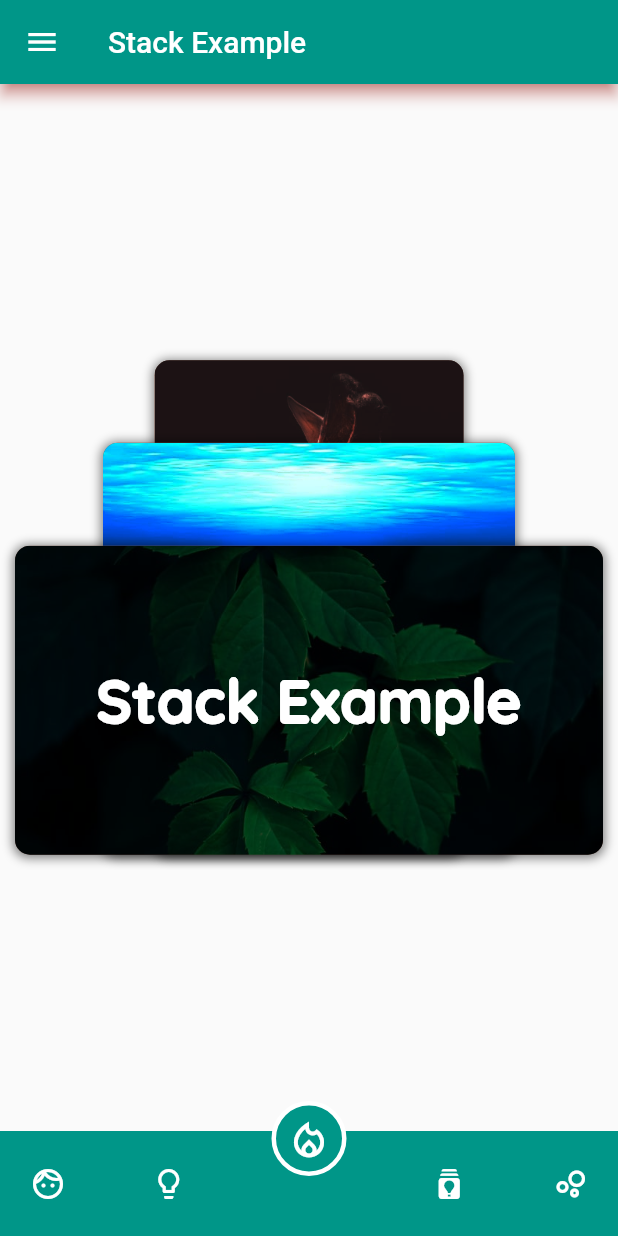
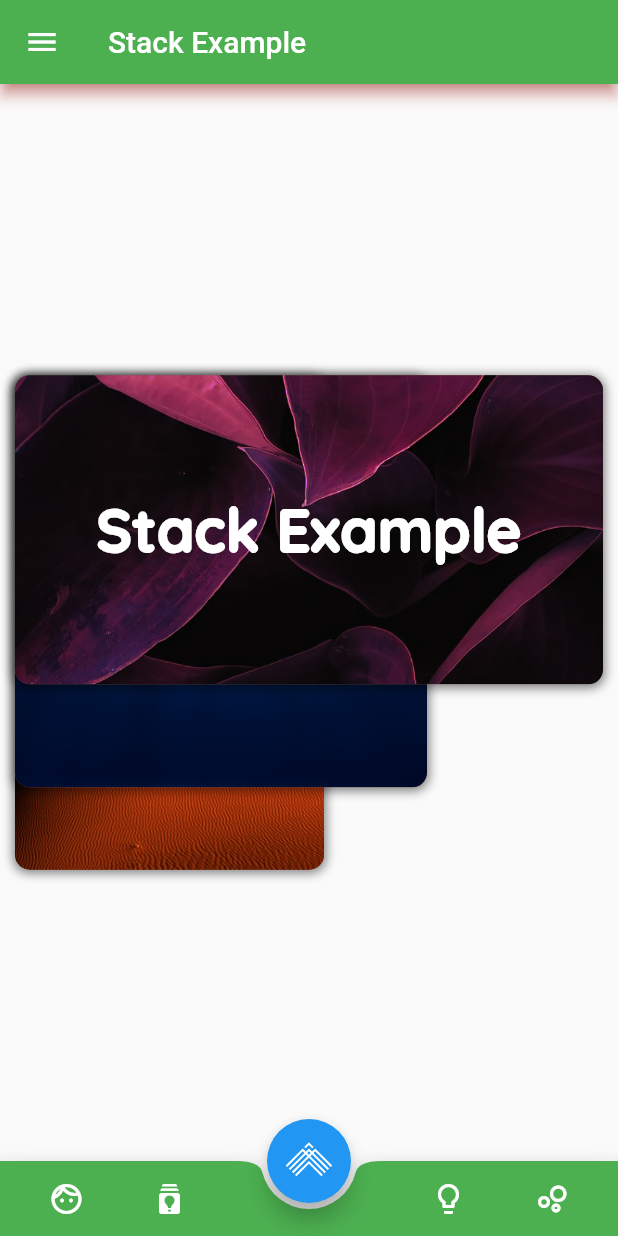
Before and after one commit to partitect/flutter-learning, a Flutter app: the screen it shows after launch, after a tap on the "face" icon, on a phone screen of 412 x 824 dp. Run offline on Flutter 3.47's test engine with Material 2 defaults, Android fonts, the phone set to English and light mode, and no system bars; our stand-ins replace flutter_svg, google_fonts.

Commit message:
stack example görünü geliştirildi

```diff
--- a/lib/components/stack_example.dart
+++ b/lib/components/stack_example.dart
@@ -1,4 +1,5 @@
 import 'package:flutter/material.dart';
+import 'package:flutter_svg/flutter_svg.dart';
 import 'package:google_fonts/google_fonts.dart';
 
 class StackViewExample extends StatefulWidget {
@@ -20,87 +21,25 @@ class _StackViewExampleState extends State<StackViewExample> {
     "J"
   ];
   var bottomNaviIndex = 0;
+
+  var positioned = Alignment.bottomCenter;
+  changePosition(Alignment newPosition) {
+    setState(() {
+      positioned = newPosition;
+    });
+  }
+
   @override
   Widget build(BuildContext context) {
     print(bottomNaviIndex);
     return Scaffold(
-        appBar: AppBar(
-          title: Text("Stack Example"),
-          shadowColor: Colors.red,
-          backgroundColor: Colors.teal,
-        ),
-        drawer: Drawer(
-          child: Container(
-            child: ListView(
-              padding: EdgeInsets.zero,
-              shrinkWrap: true,
-              children: [
-                DrawerHeader(
-                  padding: EdgeInsets.all(0),
-                  margin: EdgeInsets.zero,
-                  decoration: BoxDecoration(
-                    image: DecorationImage(
-                      image: AssetImage("assets/img/5.jpeg"),
-                      fit: BoxFit.cover,
-                    ),
-                    color: Colors.blue,
-                  ),
-                  child: Container(
-                    child: Center(
-                      child: Text(
-                        'Flutter Drawer',
-                        style: GoogleFonts.quicksand(
-                          textStyle: TextStyle(
-                            color: Colors.white,
-                            fontSize: 30,
-                            fontWeight: FontWeight.w900,
-                          ),
-                        ),
-                      ),
-                    ),
-                  ),
-                ),
-                Container(
-                    width: MediaQuery.of(context).size.width,
-                    height: MediaQuery.of(context).size.height,
-                    color: Colors.teal,
-                    child: ListView.separated(
-                      separatorBuilder: (context, index) => Divider(
-                        color: Colors.black.withOpacity(.2),
-                      ),
-                      padding: EdgeInsets.zero,
-                      itemCount: entries.length,
-                      itemBuilder: (context, index) => Padding(
-                        padding: EdgeInsets.all(0),
-                        child: ListTile(
-                          title: Text(
-                            "List Tile ${entries[index]}",
-                            style: TextStyle(color: Colors.white),
-                          ),
-                          trailing: Icon(
-                            Icons.arrow_forward_ios,
-                            color: Colors.white,
-                          ),
-                        ),
-                      ),
-                    )),
-              ],
-            ),
-          ),
-        ),
+      appBar: buildAppBar(),
+      drawer: buildDrawer(context),
       body: Center(
         child: Container(
           padding: EdgeInsets.all(10),
           child: Stack(
-              alignment: bottomNaviIndex == 0
-                  ? Alignment.bottomCenter
-                  : bottomNaviIndex == 1
-                      ? Alignment.bottomLeft
-                      : bottomNaviIndex == 2
-                          ? Alignment.topCenter
-                          : bottomNaviIndex == 3
-                              ? Alignment.topLeft
-                              : Alignment.bottomRight,
+            alignment: positioned,
             children: [
               Container(
                 decoration: BoxDecoration(
@@ -117,7 +56,7 @@ class _StackViewExampleState extends State<StackViewExample> {
                     )
                   ],
                   image: DecorationImage(
-                      image: AssetImage("assets/img/5.jpeg"),
+                    image: AssetImage("assets/img/1.jpeg"),
                     fit: BoxFit.cover,
                     colorFilter: ColorFilter.mode(
                       Colors.red.withOpacity(.5),
@@ -181,7 +120,7 @@ class _StackViewExampleState extends State<StackViewExample> {
                     )
                   ],
                   image: DecorationImage(
-                      image: AssetImage("assets/img/2.jpeg"),
+                    image: AssetImage("assets/img/4.jpeg"),
                     fit: BoxFit.cover,
                     colorFilter: ColorFilter.mode(
                       Colors.red.withOpacity(.5),
@@ -207,93 +146,170 @@ class _StackViewExampleState extends State<StackViewExample> {
           ),
         ),
       ),
-        bottomNavigationBar: Container(
-          padding: EdgeInsets.symmetric(horizontal: 20, vertical: 10),
-          height: 70,
-          color: Colors.teal,
+      bottomNavigationBar: BottomAppBar(
+        shape: const CircularNotchedRectangle(),
+        color: Colors.green,
+        child: Container(
+          height: 50.0,
+          padding: EdgeInsets.symmetric(horizontal: 10),
           child: Row(
             mainAxisAlignment: MainAxisAlignment.spaceBetween,
             children: [
               Container(
-                child: InkWell(
-                  onTap: () {
+                width: MediaQuery.of(context).size.width / 3,
+                child: Row(
+                  mainAxisAlignment: MainAxisAlignment.spaceAround,
+                  children: [
+                    Container(
+                      child: IconButton(
+                        icon: const Icon(Icons.face_outlined),
+                        tooltip: 'Increase volume by 10',
+                        color: Colors.white,
+                        onPressed: () {
                           setState(() {
-                      bottomNaviIndex = 0;
+                            changePosition(Alignment.topLeft);
                           });
                         },
-                  child: Icon(
-                    Icons.face_outlined,
+                      ),
+                    ),
+                    Container(
+                      child: IconButton(
+                        icon: const Icon(Icons.batch_prediction_outlined),
+                        tooltip: 'Increase volume by 10',
+                        color: Colors.white,
+                        onPressed: () {
+                          setState(() {
+                            changePosition(Alignment.topRight);
+                          });
+                        },
+                      ),
+                    ),
+                  ],
+                ),
+              ),
+              Container(
+                width: MediaQuery.of(context).size.width / 3,
+                child: Row(
+                  mainAxisAlignment: MainAxisAlignment.spaceAround,
+                  children: [
+                    Container(
+                      child: IconButton(
+                        icon: const Icon(Icons.lightbulb_outline),
+                        tooltip: 'Increase volume by 10',
+                        color: Colors.white,
+                        onPressed: () {
+                          setState(() {
+                            changePosition(Alignment.bottomLeft);
+                          });
+                        },
+                      ),
+                    ),
+                    Container(
+                      child: IconButton(
+                        icon: const Icon(Icons.bubble_chart_outlined),
+                        tooltip: 'Increase volume by 10',
+                        color: Colors.white,
+                        onPressed: () {
+                          setState(() {
+                            changePosition(Alignment.bottomRight);
+                          });
+                        },
+                      ),
+                    ),
+                  ],
+                ),
+              ),
+            ],
+          ),
+        ),
+      ),
+      floatingActionButton: FloatingActionButton(
+        onPressed: () => setState(() {
+          changePosition(Alignment.bottomCenter);
+        }),
+        tooltip: 'Increment Counter',
+        child: SvgPicture.asset(
+          'assets/svg/logononcirclegreen.svg',
+          height: 50.0,
+          width: 50.0,
+          color: Colors.white,
+          allowDrawingOutsideViewBox: true,
+        ),
+      ),
+      floatingActionButtonLocation: FloatingActionButtonLocation.centerDocked,
+    );
+  }
+
+  Drawer buildDrawer(BuildContext context) {
+    return Drawer(
+      child: Container(
+        child: ListView(
+          padding: EdgeInsets.zero,
+          shrinkWrap: true,
+          children: [
+            DrawerHeader(
+              padding: EdgeInsets.all(0),
+              margin: EdgeInsets.zero,
+              decoration: BoxDecoration(
+                image: DecorationImage(
+                  image: AssetImage("assets/img/5.jpeg"),
+                  fit: BoxFit.cover,
+                ),
+                color: Colors.blue,
+              ),
+              child: Container(
+                child: Center(
+                  child: Text(
+                    'Flutter Drawer',
+                    style: GoogleFonts.quicksand(
+                      textStyle: TextStyle(
+                        color: Colors.white,
+                        fontSize: 30,
+                        fontWeight: FontWeight.w900,
+                      ),
+                    ),
+                  ),
+                ),
+              ),
+            ),
+            Container(
+                width: MediaQuery.of(context).size.width,
+                height: MediaQuery.of(context).size.height,
+                color: Colors.teal,
+                child: ListView.separated(
+                  shrinkWrap: true,
+                  physics: AlwaysScrollableScrollPhysics(),
+                  separatorBuilder: (context, index) => Divider(
+                    color: Colors.black.withOpacity(.2),
+                  ),
+                  padding: EdgeInsets.zero,
+                  itemCount: entries.length,
+                  itemBuilder: (context, index) => Padding(
+                    padding: EdgeInsets.all(0),
+                    child: ListTile(
+                      title: Text(
+                        "List Tile ${entries[index]}",
+                        style: TextStyle(color: Colors.white),
+                      ),
+                      trailing: Icon(
+                        Icons.arrow_forward_ios,
                         color: Colors.white,
                       ),
                     ),
                   ),
-              Container(
-                child: InkWell(
-                  onTap: () {
-                    setState(() {
-                      bottomNaviIndex = 1;
-                    });
-                  },
-                  child: Icon(
-                    Icons.lightbulb_outline,
-                    color: Colors.white,
+                )),
+          ],
         ),
       ),
-              ),
-              Container(
-                padding: EdgeInsets.only(bottom: 10, top: 8),
-                transform: Matrix4.translationValues(0.0, -30.0, 0.0),
-                width: 50,
-                height: 50,
-                decoration: BoxDecoration(
-                  color: Colors.teal,
-                  borderRadius: BorderRadius.all(
-                    Radius.circular(25),
-                  ),
-                  border:
-                      Border.all(width: 3.0, color: const Color(0xFFFFFFFF)),
-                ),
-                child: InkWell(
-                  onTap: () {
-                    setState(() {
-                      bottomNaviIndex = 2;
-                    });
-                  },
-                  child: Icon(
-                    Icons.local_fire_department_outlined,
-                    color: Colors.white,
-                    size: 30,
-                  ),
-                ),
-              ),
-              Container(
-                child: InkWell(
-                  onTap: () {
-                    setState(() {
-                      bottomNaviIndex = 3;
-                    });
-                  },
-                  child: Icon(
-                    Icons.batch_prediction_outlined,
-                    color: Colors.white,
-                  ),
-                ),
-              ),
-              Container(
-                child: InkWell(
-                  onTap: () {
-                    setState(() {
-                      bottomNaviIndex = 4;
-                    });
-                  },
-                  child: Icon(
-                    Icons.bubble_chart_outlined,
-                    color: Colors.white,
-                  ),
-                ),
-              ),
-            ],
-          ),
-        ));
+    );
+  }
+
+  AppBar buildAppBar() {
+    return AppBar(
+      brightness: Brightness.dark,
+      title: Text("Stack Example"),
+      shadowColor: Colors.red,
+      backgroundColor: Colors.green,
+    );
   }
 }
--- a/lib/main.dart
+++ b/lib/main.dart
@@ -1,7 +1,5 @@
 import 'package:flutter/material.dart';
 import 'package:flutter_application_1/components/stack_example.dart';
-import 'package:flutter_application_1/stack_example.dart';
-import 'drawer_example.dart';
 
 void main() {
   runApp(MyApp());
--- a/pubspec.yaml
+++ b/pubspec.yaml
@@ -27,6 +27,7 @@ dependencies:
   # The following adds the Cupertino Icons font to your application.
   # Use with the CupertinoIcons class for iOS style icons.
   cupertino_icons: ^1.0.0
+  flutter_svg: ^0.19.3
 
 dev_dependencies:
   flutter_test:
@@ -40,3 +41,4 @@ flutter:
   assets:
     - assets/img/
     - assets/avatar/
+    - assets/svg/
```
Also changed, not shown: assets/svg/logononcirclegreen.svg (added), pubspec.lock. Lines whose indentation alone changed are shown as unchanged.
